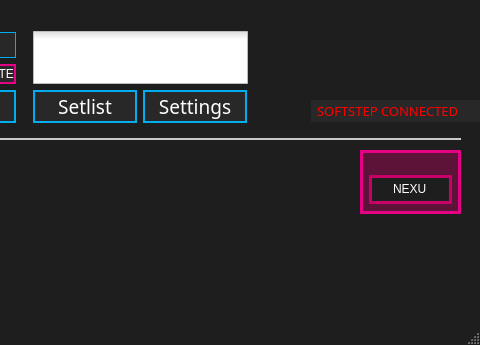
The window that standalone/advanced/forms/mainwindowWin.ui (Muse-Kinetics/softstep_editor) describes before a commit, drawn with Qt 5; both pictures show x 219 to 699 and y 0 to 345 of the 699 by 345 pixel window.
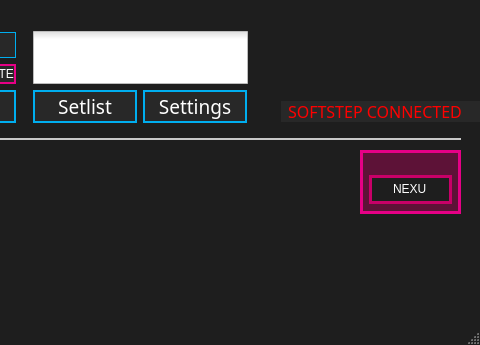
The same window after the commit. Icons and pictures are not drawn.

Commit message: -Cleaned up some forms a little bit. Should all be ready now.

```diff
--- a/standalone/advanced/forms/mainwindowWin.ui
+++ b/standalone/advanced/forms/mainwindowWin.ui
@@ -61,16 +61,16 @@
    <widget class="QLabel" name="connectedLabel">
     <property name="geometry">
      <rect>
-      <x>530</x>
-      <y>100</y>
-      <width>171</width>
-      <height>22</height>
+      <x>500</x>
+      <y>101</y>
+      <width>202</width>
+      <height>21</height>
      </rect>
     </property>
     <property name="font">
      <font>
       <family>Futura-Normal</family>
-      <pointsize>10</pointsize>
+      <pointsize>12</pointsize>
       <weight>50</weight>
       <italic>false</italic>
       <bold>false</bold>
```
Left out of the diff: 24 changed lines with no effect on the pictures. The commit also changes 3 other files.
